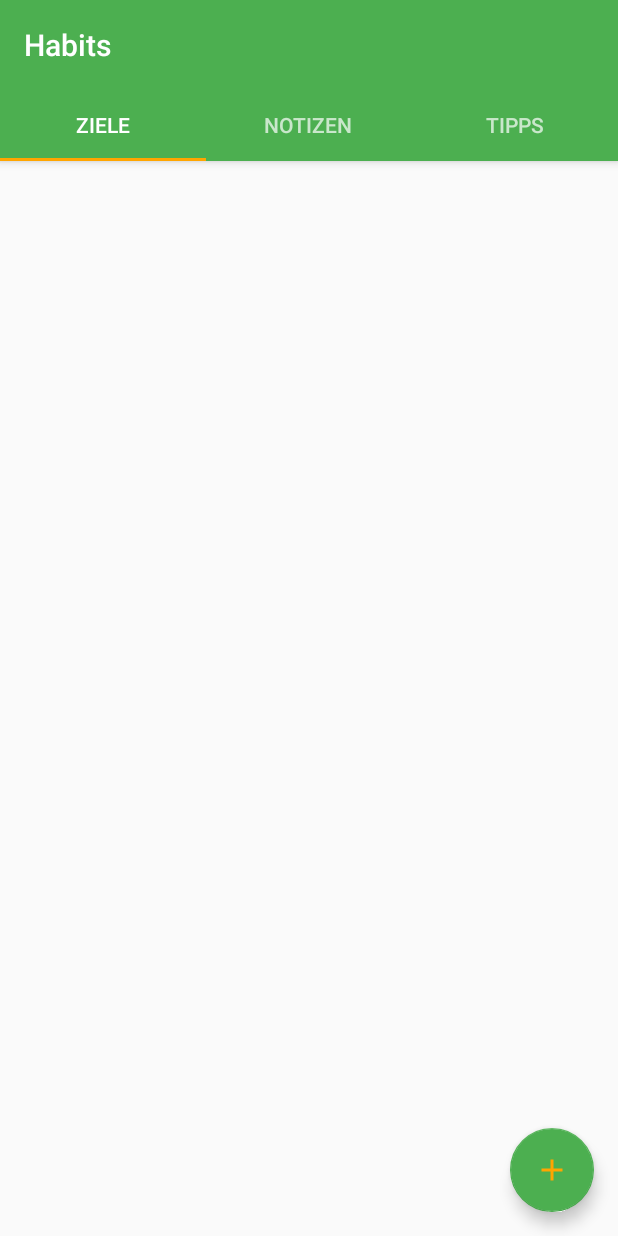
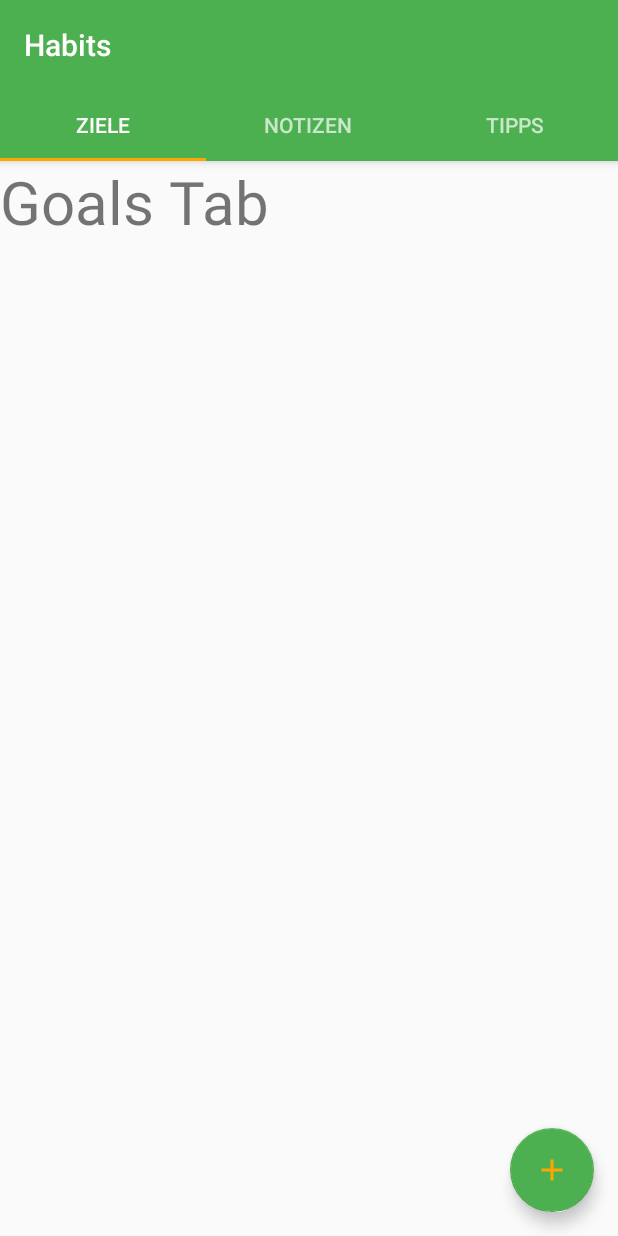
Before and after one commit to Timii-i/Habits, an Android app: the screen it shows after launch (MainActivity), on a phone screen of 412 x 824 dp. Run offline under Robolectric (Android 15) with nearby library versions, the phone set to English and light mode, and no system bars.

Commit message:
code: fragments added for different tab views

```diff
--- a/app/build.gradle
+++ b/app/build.gradle
@@ -33,6 +33,7 @@ dependencies {
     implementation 'com.google.android.material:material:1.1.0'
     implementation 'androidx.constraintlayout:constraintlayout:1.1.3'
     implementation 'androidx.lifecycle:lifecycle-extensions:2.2.0'
+    implementation 'androidx.legacy:legacy-support-v4:1.0.0'
     testImplementation 'junit:junit:4.12'
     androidTestImplementation 'androidx.test.ext:junit:1.1.1'
     androidTestImplementation 'androidx.test.espresso:espresso-core:3.2.0'
--- a/app/src/main/java/com/example/habits/MainActivity.kt
+++ b/app/src/main/java/com/example/habits/MainActivity.kt
@@ -1,14 +1,10 @@
 package com.example.habits
 
-import android.content.Intent
 import android.os.Bundle
-import com.google.android.material.floatingactionbutton.FloatingActionButton
-import com.google.android.material.snackbar.Snackbar
 import com.google.android.material.tabs.TabLayout
 import androidx.viewpager.widget.ViewPager
 import androidx.appcompat.app.AppCompatActivity
 import com.example.habits.ui.main.SectionsPagerAdapter
-import kotlinx.android.synthetic.main.activity_main.*
 
 class MainActivity : AppCompatActivity() {
 
@@ -20,16 +16,5 @@ class MainActivity : AppCompatActivity() {
         viewPager.adapter = sectionsPagerAdapter
         val tabs: TabLayout = findViewById(R.id.tabs)
         tabs.setupWithViewPager(viewPager)
-        val fab: FloatingActionButton = findViewById(R.id.CreateGoalClick)
-
-        fab.setOnClickListener { view ->
-            Snackbar.make(view, "Replace with your own action", Snackbar.LENGTH_LONG)
-                    .setAction("Action", null).show()
-        }
-
-        // Action when the "Neues Ziel" Button ist pressd
-        CreateGoalClick.setOnClickListener {
-            startActivity(Intent(this, CreateGoalActivity::class.java))
-        }
     }
 }
--- /dev/null
+++ b/app/src/main/java/com/example/habits/ui/main/FragmentGoals.kt
@@ -0,0 +1,47 @@
+package com.example.habits.ui.main
+
+import android.content.Context
+import android.content.Intent
+import android.os.Bundle
+import android.util.Log.d
+import android.view.LayoutInflater
+import android.view.View
+import android.view.ViewGroup
+import androidx.fragment.app.Fragment
+import com.example.habits.CreateGoalActivity
+import com.example.habits.R
+import kotlinx.android.synthetic.main.fragment_goals.*
+import kotlinx.android.synthetic.main.fragment_goals.view.*
+
+
+/**
+ * A simple [Fragment] subclass.
+ */
+class FragmentGoals : Fragment() {
+
+    override fun onCreateView(
+        inflater: LayoutInflater, container: ViewGroup?,
+        savedInstanceState: Bundle?
+    ): View? {
+        // Inflate the layout for this fragment
+        val view = inflater.inflate(R.layout.fragment_goals, container, false)
+
+        // Action when the "Neues Ziel" Button ist pressd
+        view.createGoalClick.setOnClickListener {
+            startActivity(Intent(this.context, CreateGoalActivity::class.java))
+        }
+
+        // TODO getSharedPreferences noch implementieren
+        /*
+        // To show the goals saved in preferences
+        val data = activity.getSharedPreferences("data", Context.MODE_PRIVATE)
+        val savedGoalName = data.getString("savedGoalName", "No goal name saved")
+        // Just for debugging purposes
+        d("tim", "saved goal name is: $savedGoalName")
+        // Shows the name of the last added Goal
+        //ZielNameAnzeige.text = savedGoalName
+        */
+
+        return view
+    }
+}
--- /dev/null
+++ b/app/src/main/java/com/example/habits/ui/main/FragmentNotes.kt
@@ -0,0 +1,24 @@
+package com.example.habits.ui.main
+
+import android.os.Bundle
+import androidx.fragment.app.Fragment
+import android.view.LayoutInflater
+import android.view.View
+import android.view.ViewGroup
+
+import com.example.habits.R
+
+/**
+ * A simple [Fragment] subclass.
+ */
+class FragmentNotes : Fragment() {
+
+    override fun onCreateView(
+        inflater: LayoutInflater, container: ViewGroup?,
+        savedInstanceState: Bundle?
+    ): View? {
+        // Inflate the layout for this fragment
+        return inflater.inflate(R.layout.fragment_notes, container, false)
+    }
+
+}
--- a/app/src/main/java/com/example/habits/ui/main/PlaceholderFragment.kt
+++ /dev/null
@@ -1,59 +0,0 @@
-package com.example.habits.ui.main
-
-import android.os.Bundle
-import android.view.LayoutInflater
-import android.view.View
-import android.view.ViewGroup
-import android.widget.TextView
-import androidx.fragment.app.Fragment
-import androidx.lifecycle.Observer
-import androidx.lifecycle.ViewModelProviders
-import com.example.habits.R
-
-/**
- * A placeholder fragment containing a simple view.
- */
-class PlaceholderFragment : Fragment() {
-
-    private lateinit var pageViewModel: PageViewModel
-
-    override fun onCreate(savedInstanceState: Bundle?) {
-        super.onCreate(savedInstanceState)
-        pageViewModel = ViewModelProviders.of(this).get(PageViewModel::class.java).apply {
-            setIndex(arguments?.getInt(ARG_SECTION_NUMBER) ?: 1)
-        }
-    }
-
-    override fun onCreateView(
-            inflater: LayoutInflater, container: ViewGroup?,
-            savedInstanceState: Bundle?
-    ): View? {
-        val root = inflater.inflate(R.layout.fragment_main, container, false)
-        val textView: TextView = root.findViewById(R.id.section_label)
-        //pageViewModel.text.observe(this, Observer<String> {
-        //    textView.text = it
-        //})
-        return root
-    }
-
-    companion object {
-        /**
-         * The fragment argument representing the section number for this
-         * fragment.
-         */
-        private const val ARG_SECTION_NUMBER = "section_number"
-
-        /**
-         * Returns a new instance of this fragment for the given section
-         * number.
-         */
-        @JvmStatic
-        fun newInstance(sectionNumber: Int): PlaceholderFragment {
-            return PlaceholderFragment().apply {
-                arguments = Bundle().apply {
-                    putInt(ARG_SECTION_NUMBER, sectionNumber)
-                }
-            }
-        }
-    }
-}
--- a/app/src/main/java/com/example/habits/ui/main/SectionsPagerAdapter.kt
+++ b/app/src/main/java/com/example/habits/ui/main/SectionsPagerAdapter.kt
@@ -5,6 +5,7 @@ import androidx.fragment.app.Fragment
 import androidx.fragment.app.FragmentManager
 import androidx.fragment.app.FragmentPagerAdapter
 import com.example.habits.R
+import java.net.URLClassLoader.newInstance
 
 private val TAB_TITLES = arrayOf(
         R.string.tab_text_goals,
@@ -20,9 +21,13 @@ class SectionsPagerAdapter(private val context: Context, fm: FragmentManager)
     : FragmentPagerAdapter(fm) {
 
     override fun getItem(position: Int): Fragment {
-        // getItem is called to instantiate the fragment for the given page.
-        // Return a PlaceholderFragment (defined as a static inner class below).
-        return PlaceholderFragment.newInstance(position + 1)
+        // To load in the different Fragments when the tabs are pressed
+        return when (position) {
+            0 -> FragmentGoals()
+            1 -> FragmentNotes()
+            else -> FragmentTips()
+        }
+        //return PlaceholderFragment.newInstance(position + 1)
     }
 
     override fun getPageTitle(position: Int): CharSequence? {
--- a/app/src/main/res/layout/activity_main.xml
+++ b/app/src/main/res/layout/activity_main.xml
@@ -25,7 +25,8 @@
             android:id="@+id/tabs"
             android:layout_width="match_parent"
             android:layout_height="wrap_content"
-            android:background="?attr/colorPrimary" />
+            android:background="?attr/colorPrimary"
+            app:tabMode="fixed"/>
     </com.google.android.material.appbar.AppBarLayout>
 
     <androidx.viewpager.widget.ViewPager
@@ -34,13 +35,13 @@
         android:layout_height="match_parent"
         app:layout_behavior="@string/appbar_scrolling_view_behavior" />
 
-    <com.google.android.material.floatingactionbutton.FloatingActionButton
+    <!--<com.google.android.material.floatingactionbutton.FloatingActionButton
         android:id="@+id/CreateGoalClick"
         android:layout_width="wrap_content"
         android:layout_height="wrap_content"
         android:layout_gravity="bottom|end"
         android:layout_margin="@dimen/fab_margin"
         app:backgroundTint="#4CAF50"
-        app:srcCompat="@drawable/ic_add_black_40dp" />
+        app:srcCompat="@drawable/ic_add_black_40dp" />-->
 
 </androidx.coordinatorlayout.widget.CoordinatorLayout>
--- a/app/src/main/res/layout/create_goal.xml
+++ b/app/src/main/res/layout/create_goal.xml
@@ -113,7 +113,6 @@
             android:layout_marginEnd="24dp"
             android:layout_marginRight="24dp"
             android:text="Garnicht"
-            android:onClick="zielErinnerungClick"
             app:layout_constraintBottom_toBottomOf="parent"
             app:layout_constraintEnd_toEndOf="parent"
             app:layout_constraintHorizontal_bias="0.072"
@@ -130,7 +129,6 @@
             android:layout_marginEnd="24dp"
             android:layout_marginRight="24dp"
             android:text="Täglich"
-            android:onClick="zielErinnerungClick"
             app:layout_constraintBottom_toBottomOf="parent"
             app:layout_constraintEnd_toEndOf="parent"
             app:layout_constraintHorizontal_bias="0.072"
@@ -147,7 +145,6 @@
             android:layout_marginEnd="24dp"
             android:layout_marginRight="24dp"
             android:text="Wöchentlich"
-            android:onClick="zielErinnerungClick"
             app:layout_constraintBottom_toBottomOf="parent"
             app:layout_constraintEnd_toEndOf="parent"
             app:layout_constraintHorizontal_bias="0.081"
@@ -164,7 +161,6 @@
             android:layout_marginEnd="24dp"
             android:layout_marginRight="24dp"
             android:text="Monatlich"
-            android:onClick="zielErinnerungClick"
             app:layout_constraintBottom_toBottomOf="parent"
             app:layout_constraintEnd_toEndOf="parent"
             app:layout_constraintHorizontal_bias="0.0"
--- /dev/null
+++ b/app/src/main/res/layout/fragment_goals.xml
@@ -0,0 +1,25 @@
+<?xml version="1.0" encoding="utf-8"?>
+<FrameLayout xmlns:android="http://schemas.android.com/apk/res/android"
+    xmlns:app="http://schemas.android.com/apk/res-auto"
+    xmlns:tools="http://schemas.android.com/tools"
+    android:layout_width="match_parent"
+    android:layout_height="match_parent"
+    tools:context=".ui.main.FragmentGoals">
+
+    <com.google.android.material.floatingactionbutton.FloatingActionButton
+        android:id="@+id/createGoalClick"
+        android:layout_width="wrap_content"
+        android:layout_height="wrap_content"
+        android:layout_gravity="bottom|end"
+        android:layout_margin="@dimen/fab_margin"
+        app:backgroundTint="#4CAF50"
+        app:srcCompat="@drawable/ic_add_black_40dp" />
+
+    <TextView
+        android:id="@+id/ZielNameAnzeige"
+        android:layout_width="match_parent"
+        android:layout_height="match_parent"
+        android:text="Goals Tab"
+        android:textSize="40sp" />
+
+</FrameLayout>
--- a/app/src/main/res/layout/fragment_main.xml
+++ /dev/null
@@ -1,23 +0,0 @@
-<?xml version="1.0" encoding="utf-8"?>
-<androidx.constraintlayout.widget.ConstraintLayout xmlns:android="http://schemas.android.com/apk/res/android"
-    xmlns:app="http://schemas.android.com/apk/res-auto"
-    xmlns:tools="http://schemas.android.com/tools"
-    android:id="@+id/constraintLayout"
-    android:layout_width="match_parent"
-    android:layout_height="match_parent"
-    tools:context=".ui.main.PlaceholderFragment">
-
-    <TextView
-        android:id="@+id/section_label"
-        android:layout_width="wrap_content"
-        android:layout_height="wrap_content"
-        android:layout_marginStart="@dimen/activity_horizontal_margin"
-        android:layout_marginTop="@dimen/activity_vertical_margin"
-        android:layout_marginEnd="@dimen/activity_horizontal_margin"
-        android:layout_marginBottom="@dimen/activity_vertical_margin"
-        app:layout_constraintLeft_toLeftOf="parent"
-        app:layout_constraintTop_toTopOf="@+id/constraintLayout"
-        tools:layout_constraintLeft_creator="1"
-        tools:layout_constraintTop_creator="1" />
-
-</androidx.constraintlayout.widget.ConstraintLayout>
--- a/app/src/main/res/values/strings.xml
+++ b/app/src/main/res/values/strings.xml
@@ -3,4 +3,7 @@
     <string name="tab_text_goals">Ziele</string>
     <string name="tab_text_notes">Notizen</string>
     <string name="tab_text_tips">Tipps</string>
+
+    <!-- TODO: Remove or change this placeholder text -->
+    <string name="hello_blank_fragment">Hello blank fragment</string>
 </resources>
```
Also changed, not shown: app/src/main/java/com/example/habits/CreateGoalActivity.kt (+10 -16 lines), app/src/main/java/com/example/habits/ui/main/FragmentTips.kt (added, +24 -0 lines), app/src/main/res/layout/fragment_notes.xml (added, +14 -0 lines), app/src/main/res/layout/fragment_tips.xml (added, +14 -0 lines).
